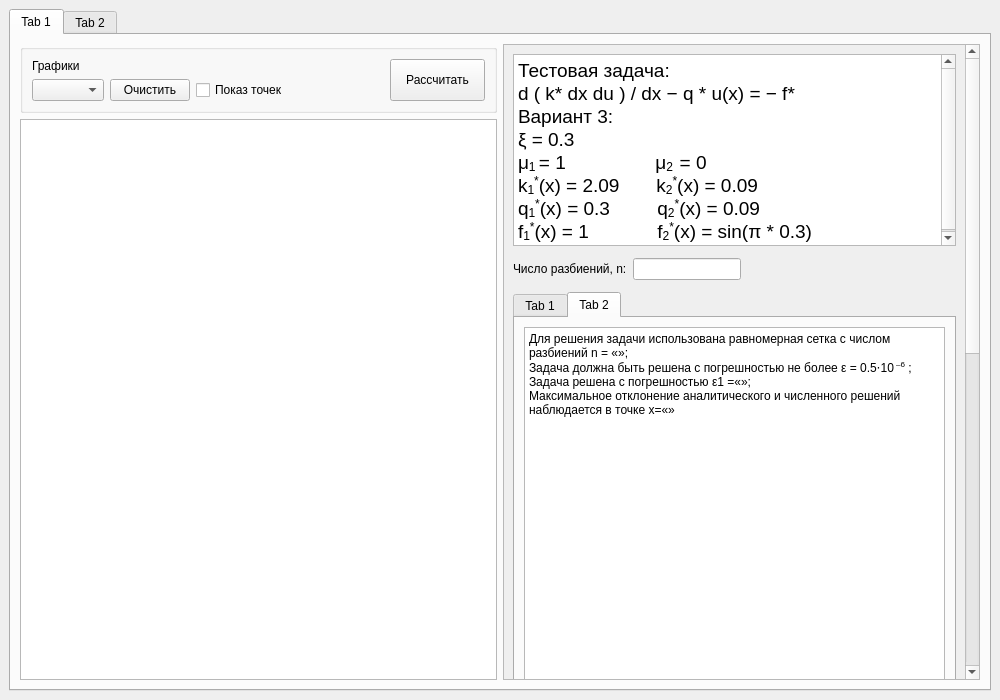
Qt form ui/mainwindow.ui (Termtre/GFTS2) before a commit.
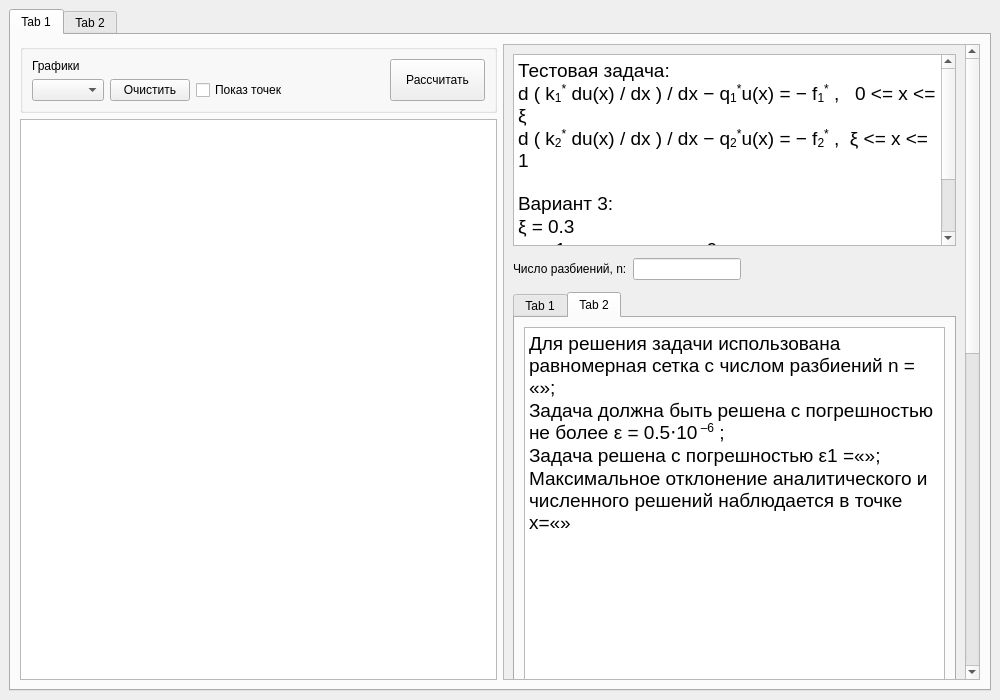
The same form after that commit. The open tabs and pages were chosen to show the change. Custom widgets are drawn as their Qt base class.

Patch:
```diff
--- a/ui/mainwindow.ui
+++ b/ui/mainwindow.ui
@@ -127,8 +127,8 @@
             <rect>
              <x>0</x>
              <y>0</y>
-             <width>461</width>
-             <height>1308</height>
+             <width>421</width>
+             <height>1340</height>
             </rect>
            </property>
            <layout class="QFormLayout" name="formLayout">
@@ -150,15 +150,17 @@
 hr { height: 1px; border-width: 0; }
 li.unchecked::marker { content: &quot;\2610&quot;; }
 li.checked::marker { content: &quot;\2612&quot;; }
-&lt;/style&gt;&lt;/head&gt;&lt;body style=&quot; font-family:'Segoe UI'; font-size:9pt; font-weight:400; font-style:normal;&quot;&gt;
-&lt;p style=&quot; margin-top:0px; margin-bottom:0px; margin-left:0px; margin-right:0px; -qt-block-indent:0; text-indent:0px;&quot;&gt;&lt;span style=&quot; font-size:14pt;&quot;&gt;Тестовая задача:&lt;/span&gt;&lt;/p&gt;
-&lt;p style=&quot; margin-top:0px; margin-bottom:0px; margin-left:0px; margin-right:0px; -qt-block-indent:0; text-indent:0px;&quot;&gt;&lt;span style=&quot; font-size:14pt;&quot;&gt;d ( k* dx du ) / dx − q * u(x) = − f* &lt;/span&gt;&lt;/p&gt;
-&lt;p style=&quot; margin-top:0px; margin-bottom:0px; margin-left:0px; margin-right:0px; -qt-block-indent:0; text-indent:0px;&quot;&gt;&lt;span style=&quot; font-size:14pt;&quot;&gt;Вариант 3:&lt;/span&gt;&lt;/p&gt;
-&lt;p style=&quot; margin-top:0px; margin-bottom:0px; margin-left:0px; margin-right:0px; -qt-block-indent:0; text-indent:0px;&quot;&gt;&lt;span style=&quot; font-size:14pt;&quot;&gt;ξ = 0.3&lt;/span&gt;&lt;/p&gt;
-&lt;p style=&quot; margin-top:0px; margin-bottom:0px; margin-left:0px; margin-right:0px; -qt-block-indent:0; text-indent:0px;&quot;&gt;&lt;span style=&quot; font-size:14pt;&quot;&gt;μ&lt;/span&gt;&lt;span style=&quot; font-size:14pt; vertical-align:sub;&quot;&gt;1 &lt;/span&gt;&lt;span style=&quot; font-size:14pt;&quot;&gt;= 1                 μ&lt;/span&gt;&lt;span style=&quot; font-size:14pt; vertical-align:sub;&quot;&gt;2  &lt;/span&gt;&lt;span style=&quot; font-size:14pt;&quot;&gt;= 0&lt;/span&gt;&lt;/p&gt;
-&lt;p style=&quot; margin-top:0px; margin-bottom:0px; margin-left:0px; margin-right:0px; -qt-block-indent:0; text-indent:0px;&quot;&gt;&lt;span style=&quot; font-size:14pt;&quot;&gt;k&lt;/span&gt;&lt;span style=&quot; font-size:14pt; vertical-align:sub;&quot;&gt;1&lt;/span&gt;&lt;span style=&quot; font-size:14pt; vertical-align:super;&quot;&gt;*&lt;/span&gt;&lt;span style=&quot; font-size:14pt;&quot;&gt;(x) = 2.09       k&lt;/span&gt;&lt;span style=&quot; font-size:14pt; vertical-align:sub;&quot;&gt;2&lt;/span&gt;&lt;span style=&quot; font-size:14pt; vertical-align:super;&quot;&gt;*&lt;/span&gt;&lt;span style=&quot; font-size:14pt;&quot;&gt;(x) = 0.09&lt;/span&gt;&lt;/p&gt;
-&lt;p style=&quot; margin-top:0px; margin-bottom:0px; margin-left:0px; margin-right:0px; -qt-block-indent:0; text-indent:0px;&quot;&gt;&lt;span style=&quot; font-size:14pt;&quot;&gt;q&lt;/span&gt;&lt;span style=&quot; font-size:14pt; vertical-align:sub;&quot;&gt;1&lt;/span&gt;&lt;span style=&quot; font-size:14pt; vertical-align:super;&quot;&gt;*&lt;/span&gt;&lt;span style=&quot; font-size:14pt;&quot;&gt;(x) = 0.3         q&lt;/span&gt;&lt;span style=&quot; font-size:14pt; vertical-align:sub;&quot;&gt;2&lt;/span&gt;&lt;span style=&quot; font-size:14pt; vertical-align:super;&quot;&gt;*&lt;/span&gt;&lt;span style=&quot; font-size:14pt;&quot;&gt;(x) = 0.09&lt;/span&gt;&lt;/p&gt;
-&lt;p style=&quot; margin-top:0px; margin-bottom:0px; margin-left:0px; margin-right:0px; -qt-block-indent:0; text-indent:0px;&quot;&gt;&lt;span style=&quot; font-size:14pt;&quot;&gt;f&lt;/span&gt;&lt;span style=&quot; font-size:14pt; vertical-align:sub;&quot;&gt;1&lt;/span&gt;&lt;span style=&quot; font-size:14pt; vertical-align:super;&quot;&gt;*&lt;/span&gt;&lt;span style=&quot; font-size:14pt;&quot;&gt;(x) = 1             f&lt;/span&gt;&lt;span style=&quot; font-size:14pt; vertical-align:sub;&quot;&gt;2&lt;/span&gt;&lt;span style=&quot; font-size:14pt; vertical-align:super;&quot;&gt;*&lt;/span&gt;&lt;span style=&quot; font-size:14pt;&quot;&gt;(x) = sin(π * 0.3)&lt;/span&gt;&lt;/p&gt;&lt;/body&gt;&lt;/html&gt;</string>
+&lt;/style&gt;&lt;/head&gt;&lt;body style=&quot; font-family:'.AppleSystemUIFont'; font-size:13pt; font-weight:400; font-style:normal;&quot;&gt;
+&lt;p style=&quot; margin-top:0px; margin-bottom:0px; margin-left:0px; margin-right:0px; -qt-block-indent:0; text-indent:0px;&quot;&gt;&lt;span style=&quot; font-family:'Segoe UI'; font-size:14pt;&quot;&gt;Тестовая задача:&lt;/span&gt;&lt;/p&gt;
+&lt;p style=&quot; margin-top:0px; margin-bottom:0px; margin-left:0px; margin-right:0px; -qt-block-indent:0; text-indent:0px;&quot;&gt;&lt;span style=&quot; font-family:'Segoe UI'; font-size:14pt;&quot;&gt;d ( k&lt;/span&gt;&lt;span style=&quot; font-family:'Segoe UI'; font-size:14pt; vertical-align:sub;&quot;&gt;1&lt;/span&gt;&lt;span style=&quot; font-family:'Segoe UI'; font-size:14pt; vertical-align:super;&quot;&gt;*&lt;/span&gt;&lt;span style=&quot; font-family:'Segoe UI'; font-size:14pt;&quot;&gt; du(x) / dx ) / dx − q&lt;/span&gt;&lt;span style=&quot; font-family:'Segoe UI'; font-size:14pt; vertical-align:sub;&quot;&gt;1&lt;/span&gt;&lt;span style=&quot; font-family:'Segoe UI'; font-size:14pt; vertical-align:super;&quot;&gt;*&lt;/span&gt;&lt;span style=&quot; font-family:'Segoe UI'; font-size:14pt;&quot;&gt;u(x) = − f&lt;/span&gt;&lt;span style=&quot; font-family:'Segoe UI'; font-size:14pt; vertical-align:sub;&quot;&gt;1&lt;/span&gt;&lt;span style=&quot; font-family:'Segoe UI'; font-size:14pt; vertical-align:super;&quot;&gt;*&lt;/span&gt;&lt;span style=&quot; font-family:'Segoe UI'; font-size:14pt;&quot;&gt; ,   0 &amp;lt;= x &amp;lt;= ξ&lt;/span&gt;&lt;/p&gt;
+&lt;p style=&quot; margin-top:0px; margin-bottom:0px; margin-left:0px; margin-right:0px; -qt-block-indent:0; text-indent:0px;&quot;&gt;&lt;span style=&quot; font-family:'Segoe UI'; font-size:14pt;&quot;&gt;d ( k&lt;/span&gt;&lt;span style=&quot; font-family:'Segoe UI'; font-size:14pt; vertical-align:sub;&quot;&gt;2&lt;/span&gt;&lt;span style=&quot; font-family:'Segoe UI'; font-size:14pt; vertical-align:super;&quot;&gt;*&lt;/span&gt;&lt;span style=&quot; font-family:'Segoe UI'; font-size:14pt;&quot;&gt; du(x) / dx ) / dx − q&lt;/span&gt;&lt;span style=&quot; font-family:'Segoe UI'; font-size:14pt; vertical-align:sub;&quot;&gt;2&lt;/span&gt;&lt;span style=&quot; font-family:'Segoe UI'; font-size:14pt; vertical-align:super;&quot;&gt;*&lt;/span&gt;&lt;span style=&quot; font-family:'Segoe UI'; font-size:14pt;&quot;&gt;u(x) = − f&lt;/span&gt;&lt;span style=&quot; font-family:'Segoe UI'; font-size:14pt; vertical-align:sub;&quot;&gt;2&lt;/span&gt;&lt;span style=&quot; font-family:'Segoe UI'; font-size:14pt; vertical-align:super;&quot;&gt;*&lt;/span&gt;&lt;span style=&quot; font-family:'Segoe UI'; font-size:14pt;&quot;&gt; ,  ξ &amp;lt;= x &amp;lt;= 1&lt;/span&gt;&lt;/p&gt;
+&lt;p style=&quot;-qt-paragraph-type:empty; margin-top:0px; margin-bottom:0px; margin-left:0px; margin-right:0px; -qt-block-indent:0; text-indent:0px;&quot;&gt;&lt;br /&gt;&lt;/p&gt;
+&lt;p style=&quot; margin-top:0px; margin-bottom:0px; margin-left:0px; margin-right:0px; -qt-block-indent:0; text-indent:0px;&quot;&gt;&lt;span style=&quot; font-family:'Segoe UI'; font-size:14pt;&quot;&gt;Вариант 3:&lt;/span&gt;&lt;/p&gt;
+&lt;p style=&quot; margin-top:0px; margin-bottom:0px; margin-left:0px; margin-right:0px; -qt-block-indent:0; text-indent:0px;&quot;&gt;&lt;span style=&quot; font-family:'Segoe UI'; font-size:14pt;&quot;&gt;ξ = 0.3&lt;/span&gt;&lt;/p&gt;
+&lt;p style=&quot; margin-top:0px; margin-bottom:0px; margin-left:0px; margin-right:0px; -qt-block-indent:0; text-indent:0px;&quot;&gt;&lt;span style=&quot; font-family:'Segoe UI'; font-size:14pt;&quot;&gt;μ&lt;/span&gt;&lt;span style=&quot; font-family:'Segoe UI'; font-size:14pt; vertical-align:sub;&quot;&gt;1 &lt;/span&gt;&lt;span style=&quot; font-family:'Segoe UI'; font-size:14pt;&quot;&gt;= 1                   μ&lt;/span&gt;&lt;span style=&quot; font-family:'Segoe UI'; font-size:14pt; vertical-align:sub;&quot;&gt;2  &lt;/span&gt;&lt;span style=&quot; font-family:'Segoe UI'; font-size:14pt;&quot;&gt;= 0&lt;/span&gt;&lt;/p&gt;
+&lt;p style=&quot; margin-top:0px; margin-bottom:0px; margin-left:0px; margin-right:0px; -qt-block-indent:0; text-indent:0px;&quot;&gt;&lt;span style=&quot; font-family:'Segoe UI'; font-size:14pt;&quot;&gt;k&lt;/span&gt;&lt;span style=&quot; font-family:'Segoe UI'; font-size:14pt; vertical-align:sub;&quot;&gt;1&lt;/span&gt;&lt;span style=&quot; font-family:'Segoe UI'; font-size:14pt; vertical-align:super;&quot;&gt;*&lt;/span&gt;&lt;span style=&quot; font-family:'Segoe UI'; font-size:14pt;&quot;&gt;(x) = 2.09       k&lt;/span&gt;&lt;span style=&quot; font-family:'Segoe UI'; font-size:14pt; vertical-align:sub;&quot;&gt;2&lt;/span&gt;&lt;span style=&quot; font-family:'Segoe UI'; font-size:14pt; vertical-align:super;&quot;&gt;*&lt;/span&gt;&lt;span style=&quot; font-family:'Segoe UI'; font-size:14pt;&quot;&gt;(x) = 0.09&lt;/span&gt;&lt;/p&gt;
+&lt;p style=&quot; margin-top:0px; margin-bottom:0px; margin-left:0px; margin-right:0px; -qt-block-indent:0; text-indent:0px;&quot;&gt;&lt;span style=&quot; font-family:'Segoe UI'; font-size:14pt;&quot;&gt;q&lt;/span&gt;&lt;span style=&quot; font-family:'Segoe UI'; font-size:14pt; vertical-align:sub;&quot;&gt;1&lt;/span&gt;&lt;span style=&quot; font-family:'Segoe UI'; font-size:14pt; vertical-align:super;&quot;&gt;*&lt;/span&gt;&lt;span style=&quot; font-family:'Segoe UI'; font-size:14pt;&quot;&gt;(x) = 0.3         q&lt;/span&gt;&lt;span style=&quot; font-family:'Segoe UI'; font-size:14pt; vertical-align:sub;&quot;&gt;2&lt;/span&gt;&lt;span style=&quot; font-family:'Segoe UI'; font-size:14pt; vertical-align:super;&quot;&gt;*&lt;/span&gt;&lt;span style=&quot; font-family:'Segoe UI'; font-size:14pt;&quot;&gt;(x) = 0.09&lt;/span&gt;&lt;/p&gt;
+&lt;p style=&quot; margin-top:0px; margin-bottom:0px; margin-left:0px; margin-right:0px; -qt-block-indent:0; text-indent:0px;&quot;&gt;&lt;span style=&quot; font-family:'Segoe UI'; font-size:14pt;&quot;&gt;f&lt;/span&gt;&lt;span style=&quot; font-family:'Segoe UI'; font-size:14pt; vertical-align:sub;&quot;&gt;1&lt;/span&gt;&lt;span style=&quot; font-family:'Segoe UI'; font-size:14pt; vertical-align:super;&quot;&gt;*&lt;/span&gt;&lt;span style=&quot; font-family:'Segoe UI'; font-size:14pt;&quot;&gt;(x) = 1              f&lt;/span&gt;&lt;span style=&quot; font-family:'Segoe UI'; font-size:14pt; vertical-align:sub;&quot;&gt;2&lt;/span&gt;&lt;span style=&quot; font-family:'Segoe UI'; font-size:14pt; vertical-align:super;&quot;&gt;*&lt;/span&gt;&lt;span style=&quot; font-family:'Segoe UI'; font-size:14pt;&quot;&gt;(x) = sin(π * 0.3)&lt;/span&gt;&lt;/p&gt;&lt;/body&gt;&lt;/html&gt;</string>
               </property>
              </widget>
             </item>
@@ -246,11 +248,11 @@
 hr { height: 1px; border-width: 0; }
 li.unchecked::marker { content: &quot;\2610&quot;; }
 li.checked::marker { content: &quot;\2612&quot;; }
-&lt;/style&gt;&lt;/head&gt;&lt;body style=&quot; font-family:'Segoe UI'; font-size:9pt; font-weight:400; font-style:normal;&quot;&gt;
-&lt;p style=&quot; margin-top:0px; margin-bottom:0px; margin-left:0px; margin-right:0px; -qt-block-indent:0; text-indent:0px;&quot;&gt;Для решения задачи использована равномерная сетка с числом разбиений n = «»;&lt;/p&gt;
-&lt;p style=&quot; margin-top:0px; margin-bottom:0px; margin-left:0px; margin-right:0px; -qt-block-indent:0; text-indent:0px;&quot;&gt;Задача должна быть решена с погрешностью не более ε = 0.5⋅10&lt;span style=&quot; vertical-align:super;&quot;&gt; –6&lt;/span&gt; ;&lt;/p&gt;
-&lt;p style=&quot; margin-top:0px; margin-bottom:0px; margin-left:0px; margin-right:0px; -qt-block-indent:0; text-indent:0px;&quot;&gt;Задача решена с погрешностью ε1 =«»;&lt;/p&gt;
-&lt;p style=&quot; margin-top:0px; margin-bottom:0px; margin-left:0px; margin-right:0px; -qt-block-indent:0; text-indent:0px;&quot;&gt;Максимальное отклонение аналитического и численного решений наблюдается в точке x=«»&lt;/p&gt;&lt;/body&gt;&lt;/html&gt;</string>
+&lt;/style&gt;&lt;/head&gt;&lt;body style=&quot; font-family:'.AppleSystemUIFont'; font-size:13pt; font-weight:400; font-style:normal;&quot;&gt;
+&lt;p style=&quot; margin-top:0px; margin-bottom:0px; margin-left:0px; margin-right:0px; -qt-block-indent:0; text-indent:0px;&quot;&gt;&lt;span style=&quot; font-family:'Segoe UI'; font-size:14pt;&quot;&gt;Для решения задачи использована равномерная сетка с числом разбиений n = «»;&lt;/span&gt;&lt;/p&gt;
+&lt;p style=&quot; margin-top:0px; margin-bottom:0px; margin-left:0px; margin-right:0px; -qt-block-indent:0; text-indent:0px;&quot;&gt;&lt;span style=&quot; font-family:'Segoe UI'; font-size:14pt;&quot;&gt;Задача должна быть решена с погрешностью не более ε = 0.5⋅10&lt;/span&gt;&lt;span style=&quot; font-family:'Segoe UI'; font-size:14pt; vertical-align:super;&quot;&gt; –6&lt;/span&gt;&lt;span style=&quot; font-family:'Segoe UI'; font-size:14pt;&quot;&gt; ;&lt;/span&gt;&lt;/p&gt;
+&lt;p style=&quot; margin-top:0px; margin-bottom:0px; margin-left:0px; margin-right:0px; -qt-block-indent:0; text-indent:0px;&quot;&gt;&lt;span style=&quot; font-family:'Segoe UI'; font-size:14pt;&quot;&gt;Задача решена с погрешностью ε1 =«»;&lt;/span&gt;&lt;/p&gt;
+&lt;p style=&quot; margin-top:0px; margin-bottom:0px; margin-left:0px; margin-right:0px; -qt-block-indent:0; text-indent:0px;&quot;&gt;&lt;span style=&quot; font-family:'Segoe UI'; font-size:14pt;&quot;&gt;Максимальное отклонение аналитического и численного решений наблюдается в точке x=«»&lt;/span&gt;&lt;/p&gt;&lt;/body&gt;&lt;/html&gt;</string>
                   </property>
                  </widget>
                 </item>
```
Left out of the diff: 36 changed lines with no effect on the pictures.
